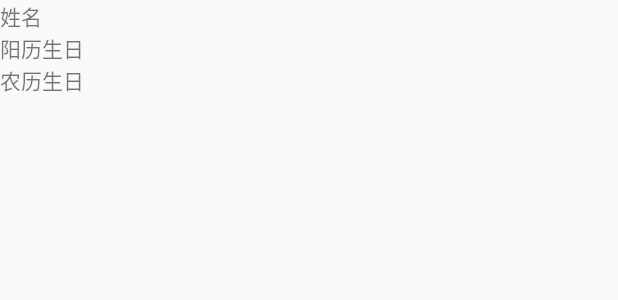
After one commit to zmin666/Birthday, an Android app: the layout item_main.xml on its own in the app's theme, with its tools: preview values and no code run, on a phone screen of 412 x 824 dp. The commit adds this screen. Shown: the top 300 px of the screen. Run offline under Robolectric (Android 15) with nearby library versions, the phone set to English and light mode, and no system bars.

Commit message:
框架搭建

```diff
--- a/app/src/main/AndroidManifest.xml
+++ b/app/src/main/AndroidManifest.xml
@@ -12,6 +12,7 @@
 
 
     <application
+        android:name=".app.App"
         android:allowBackup="true"
         android:icon="@mipmap/ic_launcher"
         android:label="@string/app_name"
@@ -19,6 +20,7 @@
         android:supportsRtl="true"
         android:theme="@style/AppTheme">
         <activity android:name=".mvp.ui.activity.MainActivity">
+
             <intent-filter>
                 <action android:name="android.intent.action.MAIN"/>
 
@@ -42,7 +44,7 @@
 
         <!--arms配置-->
         <meta-data
-            android:name="me.jessyan.mvparms.demo.app.GlobalConfiguration"
+            android:name="com.zmin.birthday.app.GlobalConfiguration"
             android:value="ConfigModule"/>
 
 
--- a/app/src/main/java/com/zmin/birthday/app/GlobalConfiguration.java
+++ b/app/src/main/java/com/zmin/birthday/app/GlobalConfiguration.java
@@ -31,6 +31,7 @@ import org.json.JSONObject;
 import java.util.List;
 import java.util.concurrent.TimeUnit;
 
+import butterknife.ButterKnife;
 import okhttp3.Interceptor;
 import okhttp3.Request;
 import okhttp3.Response;
@@ -144,6 +145,7 @@ public class GlobalConfiguration implements ConfigModule {
         lifecycles.add(new Application.ActivityLifecycleCallbacks() {
             @Override
             public void onActivityCreated(Activity activity, Bundle savedInstanceState) {
+                ButterKnife.bind(activity);
                 //这里全局给Activity设置toolbar和title,你想象力有多丰富,这里就有多强大,以前放到BaseActivity的操作都可以放到这里
 //                if (activity.findViewById(R.id.toolbar) != null) {
 //                    if (activity instanceof AppCompatActivity) {
--- a/app/src/main/java/com/zmin/birthday/di/module/MainModule.java
+++ b/app/src/main/java/com/zmin/birthday/di/module/MainModule.java
@@ -27,6 +27,8 @@ public class MainModule {
         return view;
     }
 
+    @ActivityScope
+    @Provides
     MainContract.Model provideMainModel(BirthdayModel model){
         return model;
     }
--- a/app/src/main/java/com/zmin/birthday/mvp/presenter/MainPresenter.java
+++ b/app/src/main/java/com/zmin/birthday/mvp/presenter/MainPresenter.java
@@ -58,7 +58,7 @@ public class MainPresenter extends BasePresenter<MainContract.Model, MainContrac
     /**
      *  添加生日
      */
-    public void addItemData(){
+    public void deleteItemData(){
         Birthday birthday = new Birthday("张三丰", "1901", "7", "1", "1901", "6", "7");
         mBirthdays.add(birthday);
         mMAdapter.notifyItemInserted(mBirthdays.size()-1);
@@ -68,7 +68,7 @@ public class MainPresenter extends BasePresenter<MainContract.Model, MainContrac
     /**
      *  删除生日
      */
-    public void addItemData(int position){
+    public void deleteItemData(int position){
         mBirthdays.remove(position);
         mMAdapter.notifyDataSetChanged();
     }
--- a/app/src/main/java/com/zmin/birthday/mvp/ui/adapter/BirthdayAdapter.java
+++ b/app/src/main/java/com/zmin/birthday/mvp/ui/adapter/BirthdayAdapter.java
@@ -4,7 +4,9 @@ import android.view.View;
 
 import com.jess.arms.base.BaseHolder;
 import com.jess.arms.base.DefaultAdapter;
+import com.zmin.birthday.R;
 import com.zmin.birthday.mvp.model.entity.Birthday;
+import com.zmin.birthday.mvp.ui.holder.BirthdayHolder;
 
 import java.util.List;
 
@@ -22,11 +24,11 @@ public class BirthdayAdapter extends DefaultAdapter<Birthday>{
 
     @Override
     public BaseHolder<Birthday> getHolder(View v, int viewType) {
-        return null;
+        return new BirthdayHolder(v);
     }
 
     @Override
     public int getLayoutId(int viewType) {
-        return 0;
+        return R.layout.item_main;
     }
 }
--- a/app/src/main/res/layout/activity_main.xml
+++ b/app/src/main/res/layout/activity_main.xml
@@ -2,10 +2,9 @@
 <FrameLayout
     xmlns:android="http://schemas.android.com/apk/res/android"
     xmlns:app="http://schemas.android.com/apk/res-auto"
-    xmlns:tools="http://schemas.android.com/tools"
     android:layout_width="match_parent"
     android:layout_height="match_parent"
-    tools:context="com.zmin.birthday.mvp.ui.activity.MainActivity">
+    >
 
     <android.support.v7.widget.RecyclerView
         android:id="@+id/rv"
--- /dev/null
+++ b/app/src/main/res/layout/item_main.xml
@@ -0,0 +1,27 @@
+<?xml version="1.0" encoding="utf-8"?>
+<LinearLayout xmlns:android="http://schemas.android.com/apk/res/android"
+              android:layout_width="match_parent"
+              android:layout_height="wrap_content"
+              android:orientation="vertical">
+
+    <TextView
+        android:id="@+id/tv_name"
+        android:layout_width="wrap_content"
+        android:layout_height="wrap_content"
+        android:text="姓名"/>
+
+    <TextView
+        android:id="@+id/tv_old_birthday"
+        android:layout_width="wrap_content"
+        android:layout_height="wrap_content"
+        android:text="阳历生日"/>
+
+
+    <TextView
+        android:id="@+id/tv_new_birthday"
+        android:layout_width="wrap_content"
+        android:layout_height="wrap_content"
+        android:text="农历生日"/>
+
+
+</LinearLayout>
```
Also changed, not shown: app/src/main/java/com/zmin/birthday/app/App.java (added, +10 -0 lines), app/src/main/java/com/zmin/birthday/mvp/ui/activity/MainActivity.java (+23 -8 lines), app/src/main/java/com/zmin/birthday/mvp/ui/holder/BirthdayHolder.java (added, +40 -0 lines), 1 other file.
